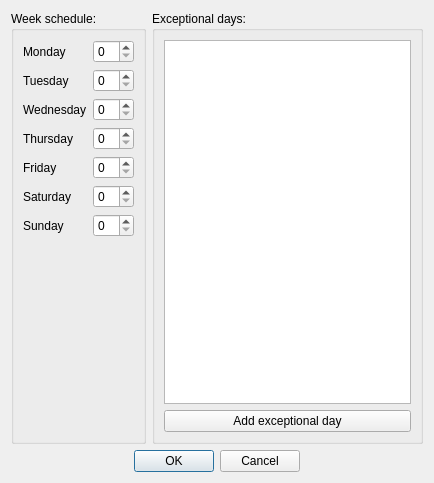
Before: the Qt Designer form qt_gui/ui/workdays_dialog.ui in ravenvz/SprintTimer, drawn with Qt 5.
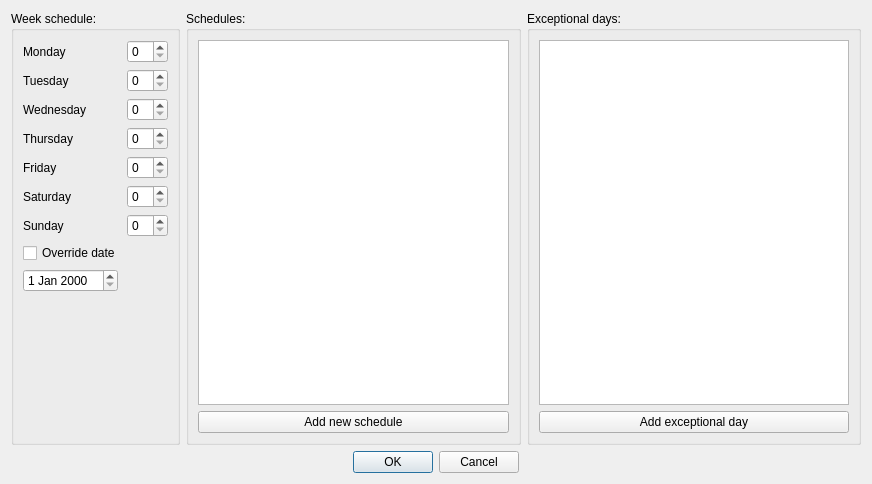
After: the same form once the commit is applied. Custom widgets are drawn as their Qt base class.

Commit message: Add week schedules editor

What changed in the file:
```diff
--- a/qt_gui/ui/workdays_dialog.ui
+++ b/qt_gui/ui/workdays_dialog.ui
@@ -6,8 +6,8 @@
    <rect>
     <x>0</x>
     <y>0</y>
-    <width>434</width>
-    <height>483</height>
+    <width>872</width>
+    <height>484</height>
    </rect>
   </property>
   <property name="windowTitle">
@@ -18,6 +18,12 @@
     <layout class="QHBoxLayout" name="horizontalLayout">
      <item>
       <widget class="QGroupBox" name="weekScheduleGroupBox">
+       <property name="sizePolicy">
+        <sizepolicy hsizetype="Fixed" vsizetype="Preferred">
+         <horstretch>0</horstretch>
+         <verstretch>0</verstretch>
+        </sizepolicy>
+       </property>
        <property name="title">
         <string>Week schedule:</string>
        </property>
@@ -30,7 +36,14 @@
          </widget>
         </item>
         <item row="0" column="1">
-         <widget class="QSpinBox" name="mondayBox"/>
+         <widget class="QSpinBox" name="mondayBox">
+          <property name="sizePolicy">
+           <sizepolicy hsizetype="Fixed" vsizetype="Fixed">
+            <horstretch>0</horstretch>
+            <verstretch>0</verstretch>
+           </sizepolicy>
+          </property>
+         </widget>
         </item>
         <item row="1" column="0">
          <widget class="QLabel" name="labelTuesday">
@@ -40,7 +53,14 @@
          </widget>
         </item>
         <item row="1" column="1">
-         <widget class="QSpinBox" name="tuesdayBox"/>
+         <widget class="QSpinBox" name="tuesdayBox">
+          <property name="sizePolicy">
+           <sizepolicy hsizetype="Fixed" vsizetype="Fixed">
+            <horstretch>0</horstretch>
+            <verstretch>0</verstretch>
+           </sizepolicy>
+          </property>
+         </widget>
         </item>
         <item row="2" column="0">
          <widget class="QLabel" name="labelWednesday">
@@ -50,7 +70,14 @@
          </widget>
         </item>
         <item row="2" column="1">
-         <widget class="QSpinBox" name="wednesdayBox"/>
+         <widget class="QSpinBox" name="wednesdayBox">
+          <property name="sizePolicy">
+           <sizepolicy hsizetype="Fixed" vsizetype="Fixed">
+            <horstretch>0</horstretch>
+            <verstretch>0</verstretch>
+           </sizepolicy>
+          </property>
+         </widget>
         </item>
         <item row="3" column="0">
          <widget class="QLabel" name="labelThursday">
@@ -60,7 +87,14 @@
          </widget>
         </item>
         <item row="3" column="1">
-         <widget class="QSpinBox" name="thursdayBox"/>
+         <widget class="QSpinBox" name="thursdayBox">
+          <property name="sizePolicy">
+           <sizepolicy hsizetype="Fixed" vsizetype="Fixed">
+            <horstretch>0</horstretch>
+            <verstretch>0</verstretch>
+           </sizepolicy>
+          </property>
+         </widget>
         </item>
         <item row="4" column="0">
          <widget class="QLabel" name="labelFriday">
@@ -70,7 +104,14 @@
          </widget>
         </item>
         <item row="4" column="1">
-         <widget class="QSpinBox" name="fridayBox"/>
+         <widget class="QSpinBox" name="fridayBox">
+          <property name="sizePolicy">
+           <sizepolicy hsizetype="Fixed" vsizetype="Fixed">
+            <horstretch>0</horstretch>
+            <verstretch>0</verstretch>
+           </sizepolicy>
+          </property>
+         </widget>
         </item>
         <item row="5" column="0">
          <widget class="QLabel" name="labelSaturday">
@@ -80,7 +121,14 @@
          </widget>
         </item>
         <item row="5" column="1">
-         <widget class="QSpinBox" name="saturdayBox"/>
+         <widget class="QSpinBox" name="saturdayBox">
+          <property name="sizePolicy">
+           <sizepolicy hsizetype="Fixed" vsizetype="Fixed">
+            <horstretch>0</horstretch>
+            <verstretch>0</verstretch>
+           </sizepolicy>
+          </property>
+         </widget>
         </item>
         <item row="6" column="0">
          <widget class="QLabel" name="labelSunday">
@@ -90,19 +138,74 @@
          </widget>
         </item>
         <item row="6" column="1">
-         <widget class="QSpinBox" name="sundayBox"/>
+         <widget class="QSpinBox" name="sundayBox">
+          <property name="sizePolicy">
+           <sizepolicy hsizetype="Fixed" vsizetype="Fixed">
+            <horstretch>0</horstretch>
+            <verstretch>0</verstretch>
+           </sizepolicy>
+          </property>
+         </widget>
+        </item>
+        <item row="7" column="0">
+         <widget class="QCheckBox" name="checkBoxOverrideDate">
+          <property name="text">
+           <string>Override date</string>
+          </property>
+         </widget>
+        </item>
+        <item row="8" column="0">
+         <widget class="QDateEdit" name="dateEditScheduleDate"/>
+        </item>
+       </layout>
+      </widget>
+     </item>
+     <item>
+      <widget class="QGroupBox" name="SchedulesGroupBox">
+       <property name="sizePolicy">
+        <sizepolicy hsizetype="Expanding" vsizetype="Expanding">
+         <horstretch>0</horstretch>
+         <verstretch>0</verstretch>
+        </sizepolicy>
+       </property>
+       <property name="title">
+        <string>Schedules:</string>
+       </property>
+       <layout class="QVBoxLayout" name="verticalLayout_3">
+        <item>
+         <widget class="sprint_timer::ui::qt_gui::ContextMenuListView" name="listViewSchedules">
+          <property name="sizePolicy">
+           <sizepolicy hsizetype="Expanding" vsizetype="Expanding">
+            <horstretch>0</horstretch>
+            <verstretch>0</verstretch>
+           </sizepolicy>
+          </property>
+         </widget>
+        </item>
+        <item>
+         <widget class="QPushButton" name="pushButtonAddSchedule">
+          <property name="text">
+           <string>Add new schedule</string>
+          </property>
+         </widget>
         </item>
        </layout>
       </widget>
      </item>
      <item>
       <widget class="QGroupBox" name="ExceptionalDaysGroupBox">
+       <property name="sizePolicy">
+        <sizepolicy hsizetype="Expanding" vsizetype="Expanding">
+         <horstretch>0</horstretch>
+         <verstretch>0</verstretch>
+        </sizepolicy>
+       </property>
        <property name="title">
         <string>Exceptional days:</string>
        </property>
        <layout class="QVBoxLayout" name="verticalLayout_2">
         <item>
-         <widget class="sprint_timer::ui::qt_gui::ExtraDayListView" name="listViewExceptionalDays">
+         <widget class="sprint_timer::ui::qt_gui::ContextMenuListView" name="listViewExceptionalDays">
           <property name="sizePolicy">
            <sizepolicy hsizetype="Expanding" vsizetype="Expanding">
             <horstretch>0</horstretch>
@@ -140,9 +243,9 @@
  </widget>
  <customwidgets>
   <customwidget>
-   <class>sprint_timer::ui::qt_gui::ExtraDayListView</class>
+   <class>sprint_timer::ui::qt_gui::ContextMenuListView</class>
    <extends>QListView</extends>
-   <header>qt_gui/widgets/ExtraDayListView.h</header>
+   <header>qt_gui/widgets/ContextMenuListView.h</header>
   </customwidget>
  </customwidgets>
  <resources/>
```
The commit also changes 19 other files.
